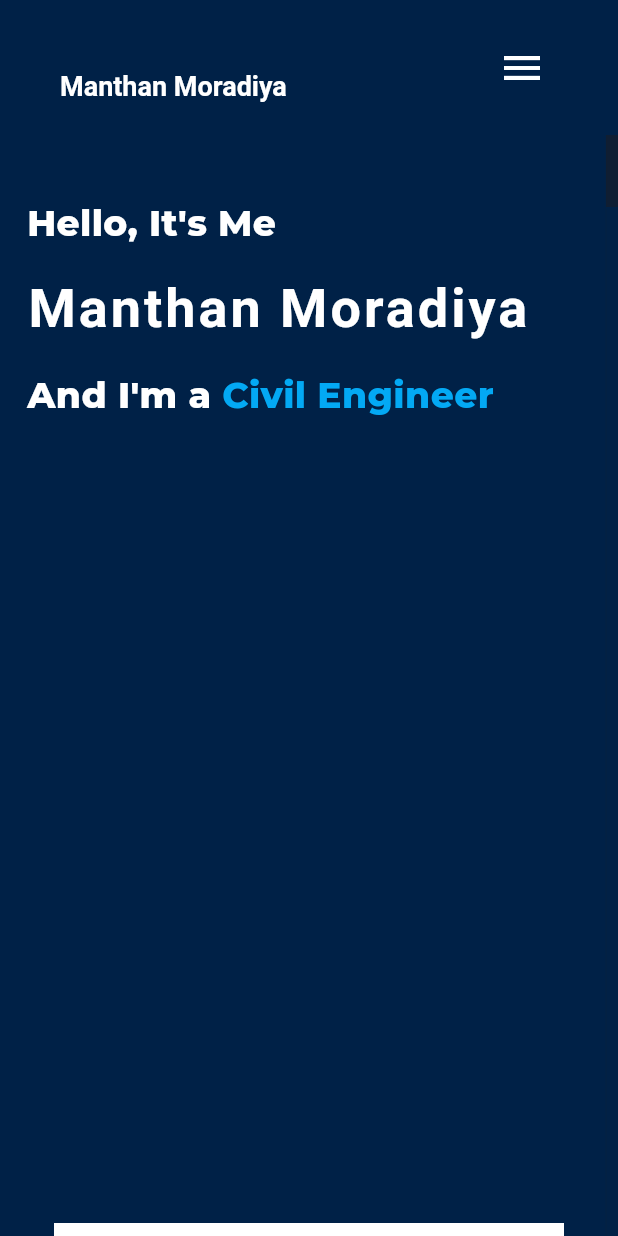
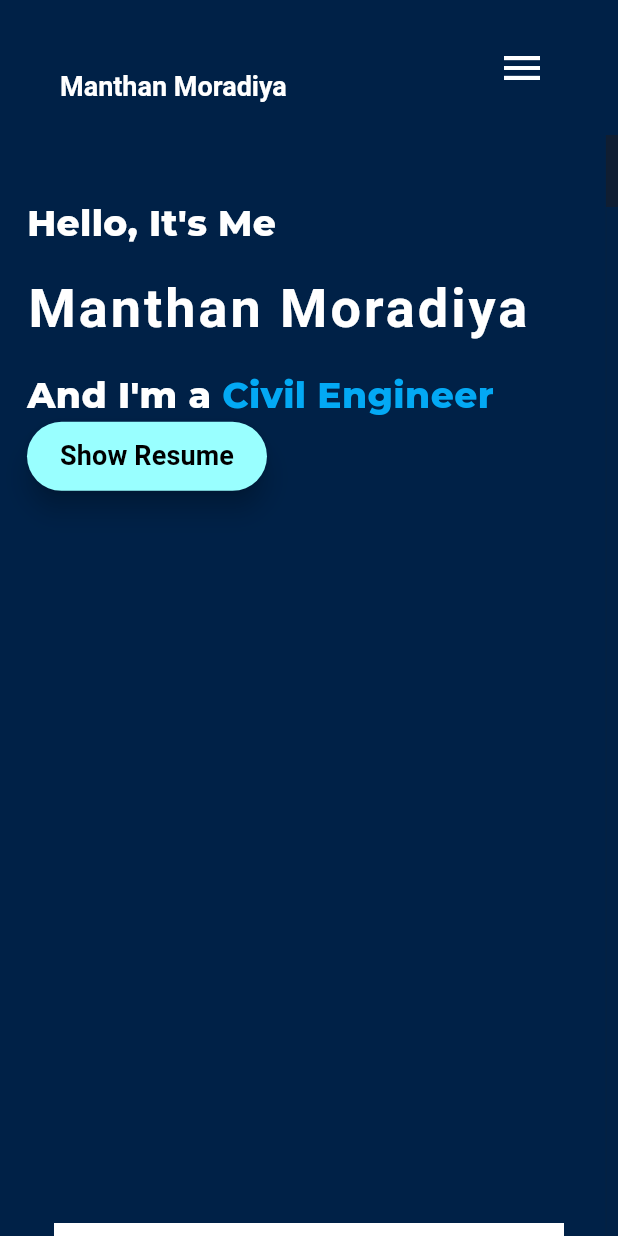
Before and after one commit to isbah2004/application1, a Flutter app: the screen it shows after launch, on a phone screen of 412 x 824 dp. Run offline on Flutter 3.47's test engine with Material 3 defaults, Android fonts, the phone set to English and light mode, and no system bars; drawn by our look-alikes of animated_text_kit, scrollable_positioned_list; our stand-ins replace animate_do, google_fonts.

Commit message:
final commit hopefully

```diff
--- a/lib/views/home_page.dart
+++ b/lib/views/home_page.dart
@@ -157,13 +157,13 @@ class _HomePageState extends State<HomePage> {
         //   Constants.sizedBox(height: 18.0),
         //   FadeInUp(
         //     duration: const Duration(milliseconds: 1800),
-        //     child: AppButtons.buildMaterialButton(
-        //         onTap: () {
-        //           launcher.launchUrl(Uri.parse(AppText.resumeUrl),
-        //               mode: launcher.LaunchMode.externalApplication);
-        //         },
-        //         buttonName: 'Show Resume'),
-        //   ),
+            AppButtons.buildMaterialButton(
+                onTap: () {
+                  launcher.launchUrl(Uri.parse(AppText.resumeUrl),
+                      mode: launcher.LaunchMode.externalApplication);
+                },
+                buttonName: 'Show Resume'),
+          // );
         //
         ],
       ),
```
Also changed, not shown: 4 other files.
